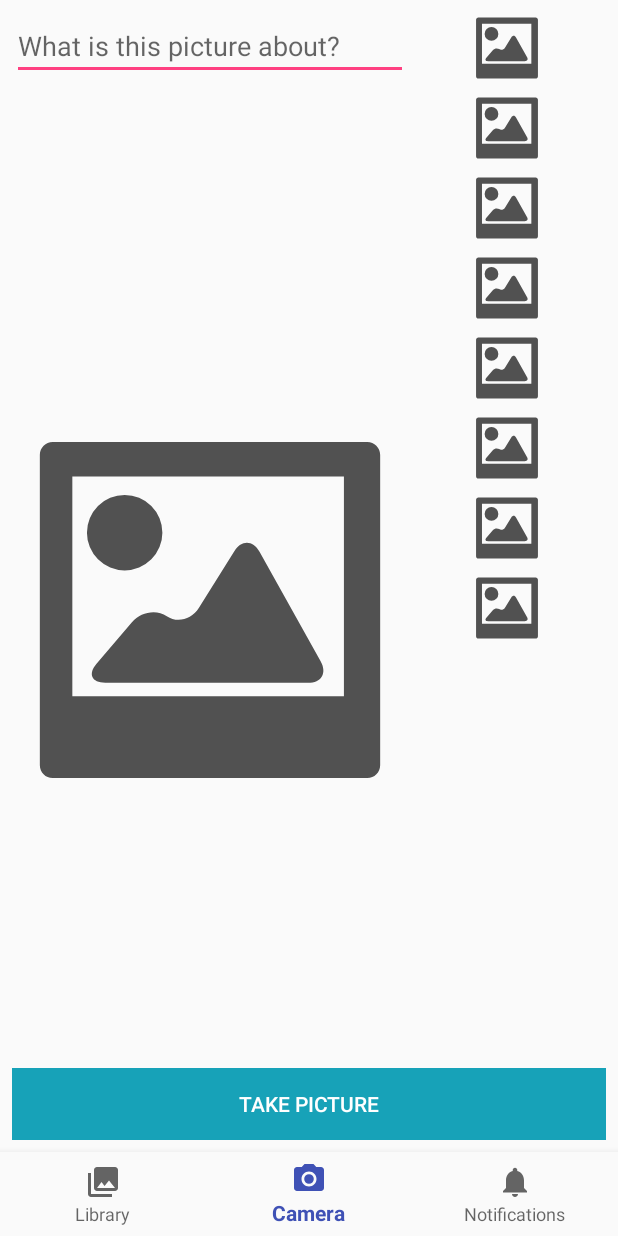
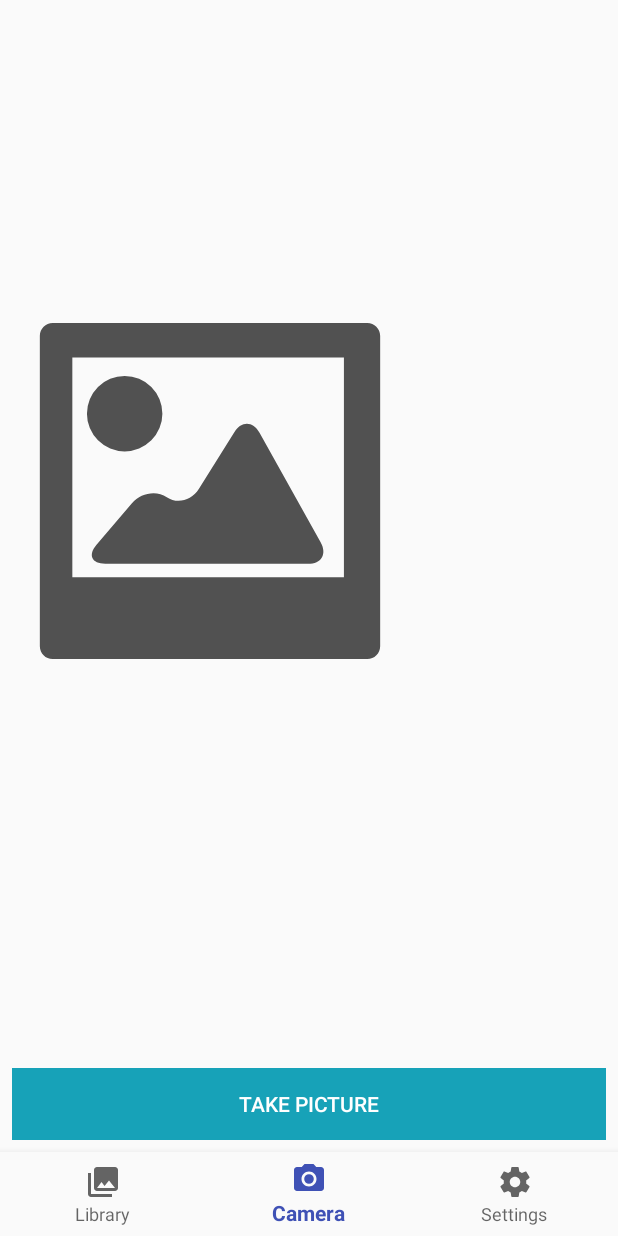
Before and after one commit to faridefendi58/groupic, an Android app: the screen it shows after launch (MainActivity), on a phone screen of 412 x 824 dp. Run offline under Robolectric (Android 15) with nearby library versions, the phone set to English and light mode, and no system bars.

Commit message:
Staging shot list

```diff
--- a/app/src/main/java/id/web/jagungbakar/groupedpicture/MainActivity.java
+++ b/app/src/main/java/id/web/jagungbakar/groupedpicture/MainActivity.java
@@ -32,7 +32,7 @@ public class MainActivity extends AppCompatActivity
                 actionBar.hide();
                 break;
 
-            case R.id.navigation_notifications:
+            case R.id.navigation_settings:
                 break;
         }
 
--- a/app/src/main/java/id/web/jagungbakar/groupedpicture/fragment/CameraFragment.java
+++ b/app/src/main/java/id/web/jagungbakar/groupedpicture/fragment/CameraFragment.java
@@ -11,18 +11,28 @@ import android.support.v4.app.Fragment;
 import android.view.LayoutInflater;
 import android.view.View;
 import android.view.ViewGroup;
+import android.widget.AdapterView;
 import android.widget.Button;
 import android.widget.ImageView;
+import android.widget.ListView;
 
 import java.io.ByteArrayOutputStream;
+import java.util.ArrayList;
+import java.util.HashMap;
 
 import id.web.jagungbakar.groupedpicture.R;
+import id.web.jagungbakar.groupedpicture.ImageListAdapter;
 
 public class CameraFragment extends Fragment {
 
     private static final int CAPTURE_IMAGE_ACTIVITY_REQUEST_CODE = 1888;
     Button button;
+    Button button_done;
+    Button button_remove;
     ImageView imageView;
+    ListView image_list_view;
+    private ArrayList<HashMap<String,Bitmap>> imageList = new ArrayList<>();
+    private int current_preview;
 
     @Nullable
     @Override
@@ -32,7 +42,10 @@ public class CameraFragment extends Fragment {
                 container, false);
 
         button = (Button) rootView.findViewById(R.id.btn_take_picture);
+        button_done = (Button) rootView.findViewById(R.id.btn_done);
+        button_remove = (Button) rootView.findViewById(R.id.btn_remove);
         imageView = (ImageView) rootView.findViewById(R.id.result_image);
+        image_list_view = (ListView) rootView.findViewById(R.id.image_list_view);
 
         button.setOnClickListener(new View.OnClickListener() {
             @Override
@@ -65,9 +78,34 @@ public class CameraFragment extends Fragment {
                 Bitmap bitmap = BitmapFactory.decodeByteArray(byteArray, 0,
                         byteArray.length);
 
+                HashMap<String,Bitmap> map = new HashMap<>();
+                map.put("img", bitmap);
+                imageList.add(map);
+
+                current_preview = imageList.size() - 1;
+
                 imageView.setImageBitmap(bitmap);
+                button_done.setVisibility(View.VISIBLE);
+                button_remove.setVisibility(View.VISIBLE);
 
+                rebuildTheImageList();
             }
         }
     }
+
+    private void rebuildTheImageList() {
+        ImageListAdapter adapter = new ImageListAdapter(getActivity(), imageList);
+        image_list_view.setAdapter(adapter);
+        imageListViewListener();
+    }
+
+    private void imageListViewListener() {
+        image_list_view.setOnItemClickListener(new AdapterView.OnItemClickListener() {
+            @Override
+            public void onItemClick(AdapterView<?> parent, View view, int position, long id) {
+                imageView.setImageBitmap(imageList.get(position).get("img"));
+                current_preview = position;
+            }
+        });
+    }
 }
--- /dev/null
+++ b/app/src/main/res/drawable/ic_delete_black_24dp.xml
@@ -0,0 +1,9 @@
+<vector xmlns:android="http://schemas.android.com/apk/res/android"
+        android:width="24dp"
+        android:height="24dp"
+        android:viewportWidth="24.0"
+        android:viewportHeight="24.0">
+    <path
+        android:fillColor="#FF000000"
+        android:pathData="M6,19c0,1.1 0.9,2 2,2h8c1.1,0 2,-0.9 2,-2L18,7L6,7v12zM8.46,11.88l1.41,-1.41L12,12.59l2.12,-2.12 1.41,1.41L13.41,14l2.12,2.12 -1.41,1.41L12,15.41l-2.12,2.12 -1.41,-1.41L10.59,14l-2.13,-2.12zM15.5,4l-1,-1h-5l-1,1L5,4v2h14L19,4z"/>
+</vector>
--- a/app/src/main/res/drawable/ic_notifications_black_24dp.xml
+++ /dev/null
@@ -1,9 +0,0 @@
-<vector xmlns:android="http://schemas.android.com/apk/res/android"
-    android:width="24dp"
-    android:height="24dp"
-    android:viewportHeight="24.0"
-    android:viewportWidth="24.0">
-    <path
-        android:fillColor="#FF000000"
-        android:pathData="M12,22c1.1,0 2,-0.9 2,-2h-4c0,1.1 0.89,2 2,2zM18,16v-5c0,-3.07 -1.64,-5.64 -4.5,-6.32L13.5,4c0,-0.83 -0.67,-1.5 -1.5,-1.5s-1.5,0.67 -1.5,1.5v0.68C7.63,5.36 6,7.92 6,11v5l-2,2v1h16v-1l-2,-2z" />
-</vector>
--- /dev/null
+++ b/app/src/main/res/drawable/ic_settings_black_24dp.xml
@@ -0,0 +1,9 @@
+<vector xmlns:android="http://schemas.android.com/apk/res/android"
+        android:width="24dp"
+        android:height="24dp"
+        android:viewportWidth="24.0"
+        android:viewportHeight="24.0">
+    <path
+        android:fillColor="#FF000000"
+        android:pathData="M19.43,12.98c0.04,-0.32 0.07,-0.64 0.07,-0.98s-0.03,-0.66 -0.07,-0.98l2.11,-1.65c0.19,-0.15 0.24,-0.42 0.12,-0.64l-2,-3.46c-0.12,-0.22 -0.39,-0.3 -0.61,-0.22l-2.49,1c-0.52,-0.4 -1.08,-0.73 -1.69,-0.98l-0.38,-2.65C14.46,2.18 14.25,2 14,2h-4c-0.25,0 -0.46,0.18 -0.49,0.42l-0.38,2.65c-0.61,0.25 -1.17,0.59 -1.69,0.98l-2.49,-1c-0.23,-0.09 -0.49,0 -0.61,0.22l-2,3.46c-0.13,0.22 -0.07,0.49 0.12,0.64l2.11,1.65c-0.04,0.32 -0.07,0.65 -0.07,0.98s0.03,0.66 0.07,0.98l-2.11,1.65c-0.19,0.15 -0.24,0.42 -0.12,0.64l2,3.46c0.12,0.22 0.39,0.3 0.61,0.22l2.49,-1c0.52,0.4 1.08,0.73 1.69,0.98l0.38,2.65c0.03,0.24 0.24,0.42 0.49,0.42h4c0.25,0 0.46,-0.18 0.49,-0.42l0.38,-2.65c0.61,-0.25 1.17,-0.59 1.69,-0.98l2.49,1c0.23,0.09 0.49,0 0.61,-0.22l2,-3.46c0.12,-0.22 0.07,-0.49 -0.12,-0.64l-2.11,-1.65zM12,15.5c-1.93,0 -3.5,-1.57 -3.5,-3.5s1.57,-3.5 3.5,-3.5 3.5,1.57 3.5,3.5 -1.57,3.5 -3.5,3.5z"/>
+</vector>
--- a/app/src/main/res/layout/fragment_camera.xml
+++ b/app/src/main/res/layout/fragment_camera.xml
@@ -16,90 +16,48 @@
             android:layout_width="match_parent"
             android:layout_height="match_parent"
             android:orientation="vertical"
-            android:layout_weight="1">
+            android:layout_weight="1"
+            android:weightSum="2">
 
-            <EditText
-                android:layout_width="match_parent"
-                android:layout_height="wrap_content"
-                android:hint="What is this picture about?"/>
+            <Button
+                android:id="@+id/btn_remove"
+                android:layout_width="wrap_content"
+                android:layout_height="0dp"
+                android:layout_weight="0.1"
+                android:drawableLeft="@drawable/ic_delete_black_24dp"
+                android:background="@android:color/transparent"
+                android:text="@string/btn_remove"
+                android:visibility="gone"/>
 
             <ImageView
                 android:id="@+id/result_image"
                 android:layout_width="match_parent"
-                android:layout_height="match_parent"
+                android:layout_height="0dp"
+                android:layout_weight="1.7"
                 android:src="@drawable/ic_picture_holder" />
 
         </LinearLayout>
 
-        <ScrollView
+        <LinearLayout
             android:layout_width="match_parent"
             android:layout_height="match_parent"
-            android:layout_weight="2">
+            android:orientation="vertical"
+            android:layout_weight="2"
+            android:weightSum="2">
 
             <LinearLayout
                 android:layout_width="match_parent"
-                android:layout_height="wrap_content"
-                android:orientation="vertical">
+                android:layout_height="0dp"
+                android:layout_weight="1.8">
 
-                <ImageView
+                <ListView
+                    android:id="@+id/image_list_view"
                     android:layout_width="match_parent"
-                    android:layout_height="match_parent"
-                    android:src="@drawable/ic_picture_holder"
-                    android:layout_marginBottom="5dp"
-                    android:layout_weight="1"/>
-
-                <ImageView
-                    android:layout_width="match_parent"
-                    android:layout_height="match_parent"
-                    android:src="@drawable/ic_picture_holder"
-                    android:layout_marginBottom="5dp"
-                    android:layout_weight="1"/>
-
-                <ImageView
-                    android:layout_width="match_parent"
-                    android:layout_height="match_parent"
-                    android:src="@drawable/ic_picture_holder"
-                    android:layout_marginBottom="5dp"
-                    android:layout_weight="1"/>
-
-                <ImageView
-                    android:layout_width="match_parent"
-                    android:layout_height="match_parent"
-                    android:src="@drawable/ic_picture_holder"
-                    android:layout_marginBottom="5dp"
-                    android:layout_weight="1"/>
-
-                <ImageView
-                    android:layout_width="match_parent"
-                    android:layout_height="match_parent"
-                    android:src="@drawable/ic_picture_holder"
-                    android:layout_marginBottom="5dp"
-                    android:layout_weight="1"/>
-
-                <ImageView
-                    android:layout_width="match_parent"
-                    android:layout_height="match_parent"
-                    android:src="@drawable/ic_picture_holder"
-                    android:layout_marginBottom="5dp"
-                    android:layout_weight="1"/>
-
-                <ImageView
-                    android:layout_width="match_parent"
-                    android:layout_height="match_parent"
-                    android:src="@drawable/ic_picture_holder"
-                    android:layout_marginBottom="5dp"
-                    android:layout_weight="1"/>
-
-                <ImageView
-                    android:layout_width="match_parent"
-                    android:layout_height="match_parent"
-                    android:src="@drawable/ic_picture_holder"
-                    android:layout_marginBottom="5dp"
-                    android:layout_weight="1"/>
+                    android:layout_height="wrap_content"></ListView>
 
             </LinearLayout>
 
-        </ScrollView>
+        </LinearLayout>
 
     </LinearLayout>
 
@@ -114,13 +72,26 @@
             android:id="@+id/btn_take_picture"
             android:layout_width="wrap_content"
             android:layout_height="wrap_content"
-            android:text="Take Picture"
+            android:text="@string/btn_take_picture"
             android:background="@color/btnInfo"
             android:paddingHorizontal="20dp"
             android:textColor="@color/colorWhite"
             android:layout_gravity="center_horizontal"
             android:layout_weight="1"/>
 
+        <Button
+            android:id="@+id/btn_done"
+            android:layout_width="wrap_content"
+            android:layout_height="wrap_content"
+            android:layout_marginLeft="5dp"
+            android:text="@string/btn_done_and_save"
+            android:background="@color/btnSuccess"
+            android:paddingHorizontal="20dp"
+            android:textColor="@color/colorWhite"
+            android:layout_gravity="center_horizontal"
+            android:layout_weight="1"
+            android:visibility="gone"/>
+
     </LinearLayout>
 
 </RelativeLayout>
--- a/app/src/main/res/menu/navigation.xml
+++ b/app/src/main/res/menu/navigation.xml
@@ -12,8 +12,8 @@
         android:title="@string/title_camera" />
 
     <item
-        android:id="@+id/navigation_notifications"
-        android:icon="@drawable/ic_notifications_black_24dp"
-        android:title="@string/title_notifications" />
+        android:id="@+id/navigation_settings"
+        android:icon="@drawable/ic_settings_black_24dp"
+        android:title="@string/title_settings" />
 
 </menu>
--- a/app/src/main/res/values/strings.xml
+++ b/app/src/main/res/values/strings.xml
@@ -2,9 +2,13 @@
     <string name="app_name">Grouped Picture</string>
     <string name="title_home">Home</string>
     <string name="title_dashboard">Dashboard</string>
-    <string name="title_notifications">Notifications</string>
+    <string name="title_settings">Settings</string>
     <string name="title_library">Library</string>
     <string name="title_camera">Camera</string>
+
+    <string name="btn_remove">Remove</string>
+    <string name="btn_take_picture">Take Picture</string>
+    <string name="btn_done_and_save">Done and Save</string>
 
     <!-- TODO: Remove or change this placeholder text -->
     <string name="hello_blank_fragment">Hello blank fragment</string>
```
Also changed, not shown: app/src/main/java/id/web/jagungbakar/groupedpicture/ImageListAdapter.java (added, +50 -0 lines), app/src/main/res/drawable/ic_dashboard_black_24dp.xml (deleted, +0 -9 lines), app/src/main/res/drawable/ic_home_black_24dp.xml (deleted, +0 -9 lines), app/src/main/res/layout/list_view_image.xml (added, +22 -0 lines).
